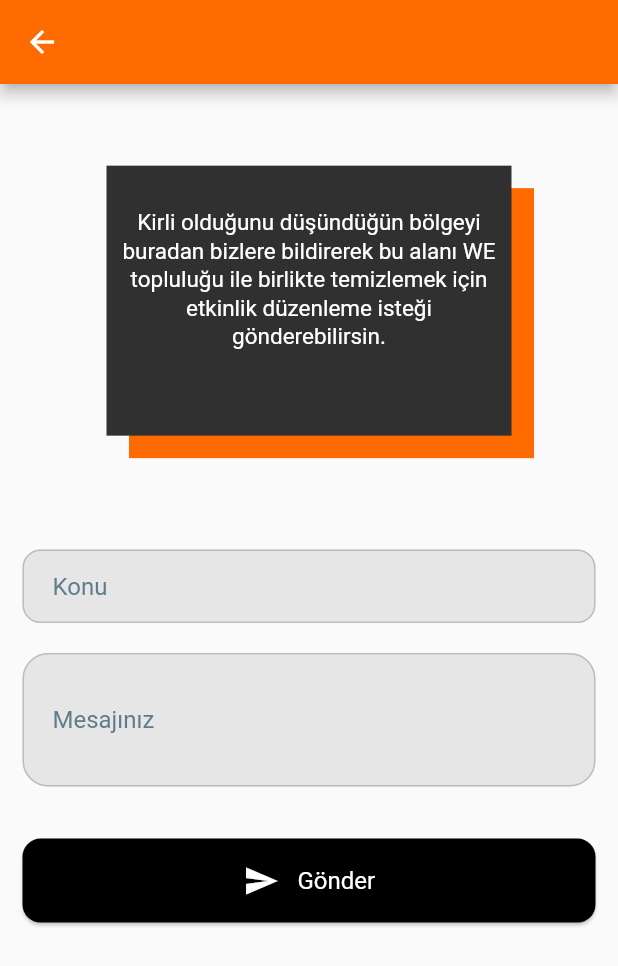
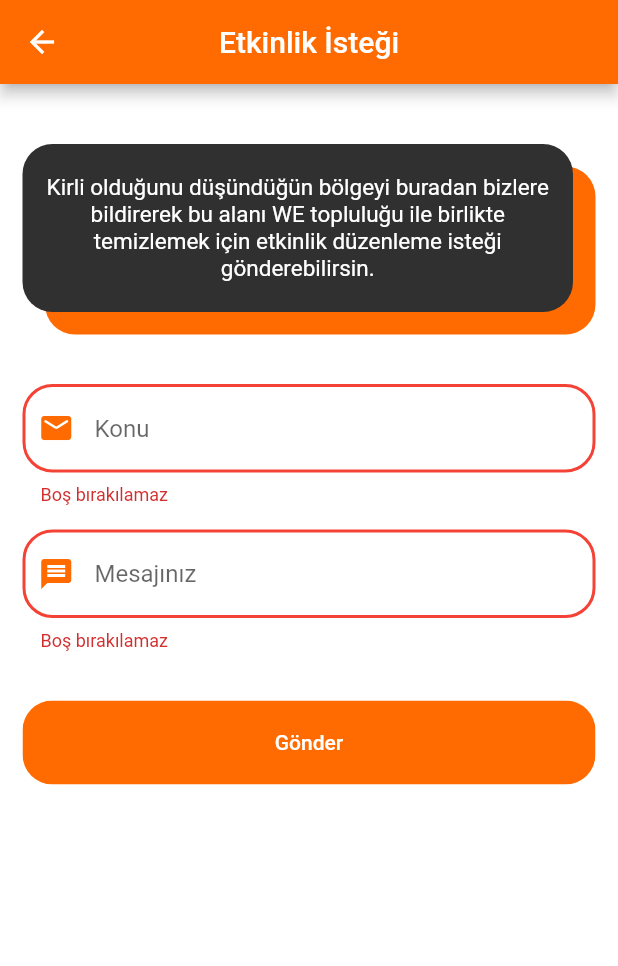
Before and after one commit to fatihozkan-github/WeApp, a Flutter app: the MapFeedbackPage screen opened directly, after a tap on "Gönder", on a phone screen of 412 x 824 dp. Shown: the top 966 px of the screen. Run offline on Flutter 3.47's test engine with Material 2 defaults, Android fonts, the phone set to English and light mode, and no system bars; our stand-ins replace after_layout, bubble, carousel_slider, cloud_firestore, confetti, convex_bottom_bar and 22 more; missing offline and left inert: cloud_firestore_web, firebase_auth_web, firebase_core_web, firebase_storage_web, google_sign_in_web, nice_button and 3 more; accounts and stored records are empty; generated files the repository leaves out were written again; project files that could hold a hidden picture were left out.

Commit message:
• rounded_input_field.dart - New features. • map_feedback.dart - New design.

```diff
--- a/lib/Resources/components/rounded_button.dart
+++ b/lib/Resources/components/rounded_button.dart
@@ -8,7 +8,7 @@ class RoundedButton extends StatelessWidget {
 
   const RoundedButton({
     Key key,
-    this.text,
+    @required this.text,
     this.onPressed,
     this.color = kPrimaryColor,
     this.textColor = Colors.white,
@@ -21,7 +21,7 @@ class RoundedButton extends StatelessWidget {
       margin: EdgeInsets.symmetric(vertical: 10),
       width: size.width * 0.8,
       child: ClipRRect(
-        borderRadius: BorderRadius.circular(29),
+        borderRadius: BorderRadius.circular(20),
         child: FlatButton(
           padding: EdgeInsets.symmetric(vertical: 20, horizontal: 40),
           color: color,
--- a/lib/Resources/components/rounded_input_field.dart
+++ b/lib/Resources/components/rounded_input_field.dart
@@ -1,5 +1,6 @@
 import 'package:flutter/material.dart';
 import 'package:WE/Resources/constants.dart';
+import 'package:flutter/services.dart';
 
 class RoundedInputField extends StatelessWidget {
   final String hintText;
@@ -12,6 +13,8 @@ class RoundedInputField extends StatelessWidget {
   final Function validator;
   final Function onEditingComplete;
   final String initialValue;
+  final bool showIcon;
+  final int maxLines;
 
   /// • For a password field with a toggle button do NOT use [TextInputAction.next], instead consider the following:
   ///
@@ -33,6 +36,8 @@ class RoundedInputField extends StatelessWidget {
     this.validator,
     this.onEditingComplete,
     this.initialValue,
+    this.showIcon = true,
+    this.maxLines = 1,
   }) : super(key: key);
 
   @override
@@ -41,13 +46,14 @@ class RoundedInputField extends StatelessWidget {
       padding: EdgeInsets.symmetric(vertical: 8.0),
       child: TextFormField(
         initialValue: initialValue,
+        onChanged: onChanged,
+        maxLines: maxLines,
         textInputAction: textInputAction ?? TextInputAction.next,
-        autocorrect: false,
         keyboardType: keyboardType,
-        onChanged: onChanged,
         cursorColor: kPrimaryColor,
         obscureText: obscureText,
         onEditingComplete: onEditingComplete,
+        autocorrect: false,
         validator: validator ??
             (_typed) {
               if (_typed.isEmpty) {
@@ -57,7 +63,7 @@ class RoundedInputField extends StatelessWidget {
               }
             },
         decoration: InputDecoration(
-          prefixIcon: Padding(padding: EdgeInsets.only(right: 3), child: Icon(icon, color: kPrimaryColor)),
+          prefixIcon: showIcon ? Padding(padding: EdgeInsets.only(right: 3), child: Icon(icon, color: kPrimaryColor)) : null,
           suffixIcon: suffixIcon,
           hintText: hintText,
           focusedBorder: OutlineInputBorder(
--- a/lib/Screens/BottomNavigation/Map/map_feedback.dart
+++ b/lib/Screens/BottomNavigation/Map/map_feedback.dart
@@ -1,3 +1,6 @@
+import 'package:WE/Resources/components/rounded_button.dart';
+import 'package:WE/Resources/components/rounded_input_field.dart';
+import 'package:WE/Resources/components/unFocuser.dart';
 import 'package:flutter/material.dart';
 import 'package:geolocator/geolocator.dart';
 import 'package:url_launcher/url_launcher.dart';
@@ -12,12 +15,11 @@ class _MapFeedbackPageState extends State<MapFeedbackPage> {
   final Geolocator geolocator = Geolocator()..forceAndroidLocationManager;
   Position _currentPosition;
   String _currentAddress;
-
-  @override
-  void initState() {
-    super.initState();
-    _getCurrentLocation();
-  }
+  String _infoMessage =
+      "Kirli olduğunu düşündüğün bölgeyi buradan bizlere bildirerek bu alanı WE topluluğu ile birlikte temizlemek için etkinlik düzenleme isteği gönderebilirsin.";
+  String _subject;
+  String _message;
+  final GlobalKey<FormState> _formKey = GlobalKey();
 
   _getCurrentLocation() {
     geolocator.getCurrentPosition(desiredAccuracy: LocationAccuracy.best).then((Position position) {
@@ -53,155 +55,77 @@ class _MapFeedbackPageState extends State<MapFeedbackPage> {
     }
   }
 
-  //_launchURLMail() async {
-  //  const url = 'mailto:support@we.com?subject=WE&body=Feedback';
-  // if (await canLaunch(url)) {
-  //    await launch(url);
-  //  } else {
-  //    throw 'Could not launch $url';
-  //  }
-  //}
-
-  TextEditingController t1 = TextEditingController();
-  TextEditingController t2 = TextEditingController();
-  String name;
-  String message;
+  @override
+  void initState() {
+    super.initState();
+    _getCurrentLocation();
+  }
 
   @override
   Widget build(BuildContext context) {
     return Scaffold(
-      appBar: AppBar(backgroundColor: kPrimaryColor),
-      //resizeToAvoidBottomPadding: false,
-      body: SingleChildScrollView(
-        child: Padding(
-          padding: const EdgeInsets.all(5.0),
-          child: Column(
-            mainAxisAlignment: MainAxisAlignment.start,
-            children: <Widget>[
-              //    Padding(
-              //                 padding: const EdgeInsets.symmetric(horizontal: 13),
-              //                 child: Text(
-              //                   "Şu anki konum: $_currentAddress",
-              //                   style:
-              //                       TextStyle(fontSize: 20, height: 1.3, color: Colors.white),
-              //                   textAlign: TextAlign.center,
-              //                 ),
-              //               ),
-              SizedBox(height: MediaQuery.of(context).size.height * 0.06),
-              Center(
+      appBar: AppBar(backgroundColor: kPrimaryColor, title: Text('Etkinlik İsteği'), centerTitle: true),
+      backgroundColor: Colors.white,
+      resizeToAvoidBottomInset: false,
+      body: Form(
+        key: _formKey,
+        child: ListView(
+          padding: EdgeInsets.symmetric(horizontal: 15),
+          children: <Widget>[
+            SizedBox(height: 40),
+            Center(
+              child: Padding(
+                padding: EdgeInsets.only(right: 15),
                 child: Container(
-                  width: 270,
-                  height: 180,
-                  color: Colors.white,
-                  child: Container(
-                    decoration: BoxDecoration(
-                      color: Colors.grey[850],
-                      boxShadow: [BoxShadow(color: kPrimaryColor, offset: Offset(15, 15))],
-                    ),
-                    child: Column(
-                      children: [
-                        SizedBox(height: 20),
-                        Padding(
-                          padding: const EdgeInsets.all(8.0),
-                          child: Text(
-                            "Kirli olduğunu düşündüğün bölgeyi buradan bizlere bildirerek bu alanı WE topluluğu ile birlikte temizlemek için etkinlik düzenleme isteği gönderebilirsin.",
-                            style: TextStyle(fontSize: 15, height: 1.3, color: Colors.white),
-                            textAlign: TextAlign.center,
-                          ),
-                        ),
-                      ],
-                    ),
+                  padding: EdgeInsets.symmetric(horizontal: 8.0, vertical: 20),
+                  decoration: BoxDecoration(
+                    color: Colors.grey[850],
+                    boxShadow: [BoxShadow(color: kPrimaryColor, offset: Offset(15, 15))],
+                    borderRadius: BorderRadius.circular(20),
                   ),
+                  child: Text(_infoMessage, style: TextStyle(fontSize: 15, color: Colors.white), textAlign: TextAlign.center),
                 ),
               ),
-              SizedBox(height: MediaQuery.of(context).size.height * 0.08),
-              Padding(
-                padding: const EdgeInsets.all(10.0),
-                child: TextField(
-                  onChanged: (val) {
-                    if (val != null || val.length > 0) name = val;
-                  },
-                  controller: t1,
-                  decoration: InputDecoration(
-                    fillColor: Color(0xffe6e6e6),
-                    filled: true,
-                    contentPadding: EdgeInsets.symmetric(vertical: 15, horizontal: 20),
-                    hintText: 'Konu',
-                    hintStyle: TextStyle(color: Colors.blueGrey),
-                    border: OutlineInputBorder(
-                      borderRadius: BorderRadius.all(Radius.circular(12)),
-                      borderSide: BorderSide(color: Colors.grey[400]),
-                    ),
-                    enabledBorder: OutlineInputBorder(
-                      borderRadius: BorderRadius.all(Radius.circular(12)),
-                      borderSide: BorderSide(color: Colors.grey[400]),
-                    ),
-                    focusedBorder: OutlineInputBorder(
-                      borderRadius: BorderRadius.all(Radius.circular(12)),
-                      borderSide: BorderSide(color: Colors.grey[400]),
-                    ),
-                  ),
-                ),
-              ),
-              Padding(
-                padding: const EdgeInsets.all(10),
-                child: TextField(
-                  onChanged: (val) {
-                    if (val != null || val.length > 0) message = val;
-                  },
-                  textAlign: TextAlign.start,
-                  controller: t2,
-                  decoration: InputDecoration(
-                    fillColor: Color(0xffe6e6e6),
-                    filled: true,
-                    contentPadding: EdgeInsets.symmetric(vertical: 35, horizontal: 20),
-                    hintText: 'Mesajınız',
-                    hintStyle: TextStyle(color: Colors.blueGrey),
-                    border: OutlineInputBorder(
-                      borderRadius: BorderRadius.all(Radius.circular(17)),
-                      borderSide: BorderSide(color: Colors.grey[400]),
-                    ),
-                    enabledBorder: OutlineInputBorder(
-                      borderRadius: BorderRadius.all(Radius.circular(17)),
-                      borderSide: BorderSide(color: Colors.grey[400]),
-                    ),
-                    focusedBorder: OutlineInputBorder(
-                      borderRadius: BorderRadius.all(Radius.circular(17)),
-                      borderSide: BorderSide(color: Colors.grey[400]),
-                    ),
-                  ),
-                ),
-              ),
-              SizedBox(height: MediaQuery.of(context).size.height * 0.03),
-              Card(
-                color: Colors.black,
-                shape: RoundedRectangleBorder(borderRadius: BorderRadius.circular(12.0)),
-                margin: EdgeInsets.symmetric(horizontal: 10.0),
-                child: GestureDetector(
-                  onTap: () {
-                    setState(() {
-                      t1.clear();
-                      t2.clear();
-                      launchUrl("mailto:we.recycle.team@gmail.com?subject=$name&body=$message");
-                    });
-                  },
-                  child: ListTile(
-                    title: Row(
-                      mainAxisAlignment: MainAxisAlignment.center,
-                      children: <Widget>[
-                        Center(child: Icon(Icons.send, color: Colors.white)),
-                        SizedBox(width: MediaQuery.of(context).size.width * 0.03),
-                        Center(child: Text("Gönder", textAlign: TextAlign.center, style: TextStyle(color: Colors.white))),
-                      ],
-                    ),
-                  ),
-                ),
-              ),
-              SizedBox(height: MediaQuery.of(context).size.height * 0.002),
-            ],
-          ),
+            ),
+            SizedBox(height: 40),
+            RoundedInputField(
+              hintText: 'Konu',
+              icon: Icons.mail_rounded,
+              onChanged: (value) => setState(() => _subject = value),
+            ),
+            RoundedInputField(
+              hintText: 'Mesajınız',
+              icon: Icons.message,
+              maxLines: null,
+              textInputAction: TextInputAction.newline,
+              onChanged: (value) => setState(() => _message = value),
+            ),
+            SizedBox(height: 15),
+            RoundedButton(
+              text: 'Gönder',
+              onPressed: () {
+                setState(() {
+                  if (_formKey.currentState.validate()) {
+                    launchUrl("mailto:we.recycle.team@gmail.com?subject=$_subject&body=$_message");
+                  }
+                });
+              },
+            ),
+            SizedBox(height: 20),
+          ],
         ),
       ),
     );
   }
 }
+
+/// Old
+//    Padding(
+//                 padding: const EdgeInsets.symmetric(horizontal: 13),
+//                 child: Text(
+//                   "Şu anki konum: $_currentAddress",
+//                   style:
+//                       TextStyle(fontSize: 20, height: 1.3, color: Colors.white),
+//                   textAlign: TextAlign.center,
+//                 ),
+//               ),
--- a/lib/Screens/ProfileDrawer/Profile/profile_page.dart
+++ b/lib/Screens/ProfileDrawer/Profile/profile_page.dart
@@ -47,11 +47,9 @@ class _ProfilePageState extends State<ProfilePage> {
               appBar: AppBar(
                 actions: [
                   IconButton(
-                      onPressed: () {
-                        Navigator.push(context, MaterialPageRoute(builder: (context) => EditProfile()));
-                        //getImage(true);
-                      },
+                      onPressed: () => Navigator.push(context, MaterialPageRoute(builder: (context) => EditProfile())),
                       icon: Icon(Icons.settings))
+                  // getImage(true);
                 ],
                 centerTitle: true,
                 title: Text("Profil Sayfası", style: TextStyle(fontSize: 24)),
```
Also changed, not shown: lib/Resources/components/progress_bar.dart (+19 -6 lines), lib/Screens/ProfileDrawer/Profile/edit_profile.dart (+45 -12 lines), 1 other file.
